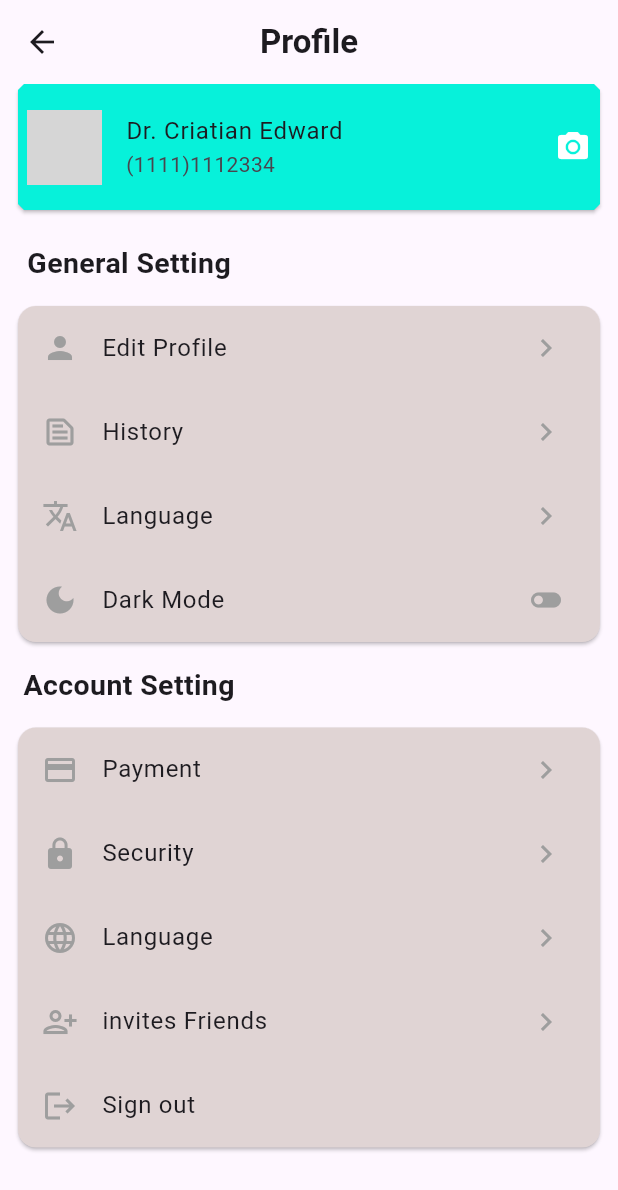
After one commit to Ajaykumaryadav-Aj/practise_ui, a Flutter app: the ProfileScreen screen opened directly, on a phone screen of 412 x 824 dp. The commit adds this screen. Shown: the top 1190 px of the screen. Run offline on Flutter 3.47's test engine with Material 2 defaults, Android fonts, the phone set to English and light mode, and no system bars; our stand-ins replace flutter_credit_card, readmore, table_calendar; network calls fail; grey boxes are pictures that could not be loaded.

Commit message:
profile screen

```diff
--- a/lib/Screens/detail_screen.dart
+++ b/lib/Screens/detail_screen.dart
@@ -11,7 +11,7 @@ class DetailScreen extends StatelessWidget {
     return Scaffold(
       appBar: AppBar(
         title: const Center(child: Text('Psychiatrist Details')),
-        leading: const BackButton(),
+        leading: const DrawerButton(),
         actions: const [Icon(Icons.more_vert)],
       ),
       body: SingleChildScrollView(
@@ -37,7 +37,8 @@ class DetailScreen extends StatelessWidget {
                           shape: BoxShape.rectangle,
                           image: const DecorationImage(
                               image: NetworkImage(
-                                  'https://cdn.create.vista.com/api/media/small/218006906/stock-photo-happy-male-doctor-medical-coat-stethoscope-neck-looking-camera-isolated'),
+                                  'https://cdn.create.vista.com/api/media/small/218006906/stock-photo-happy-male-doctor-medical-coat-stethoscope-neck-looking-camera-isolated'
+                                  ),
                               fit: BoxFit.cover),
                         ),
                       ),
--- a/lib/Screens/home_screen.dart
+++ b/lib/Screens/home_screen.dart
@@ -1,5 +1,6 @@
 import 'package:flutter/material.dart';
 import 'package:practise_ui/Screens/detail_screen.dart';
+import 'package:practise_ui/Screens/profile_screen.dart';
 
 class HomeScreen extends StatefulWidget {
   const HomeScreen({super.key});
@@ -21,7 +22,7 @@ class _HomeScreenState extends State<HomeScreen> {
     const DetailScreen(),
     const Text('assignment'),
     const Text('feed'),
-    const Text('profile')
+    const ProfileScreen()
   ];
 
   @override
--- a/lib/Screens/new_card_screen.dart
+++ b/lib/Screens/new_card_screen.dart
@@ -11,28 +11,17 @@ class NewcardScreen extends StatelessWidget {
         title: const Text('Add New Card'),
         centerTitle: true,
       ),
-      body: Column(
+      body: SingleChildScrollView(
+        child: Column(
           children: [
-          // Card(
-          //   color: const Color(0xFF090943),
-          //   shape:
-          //       BeveledRectangleBorder(borderRadius: BorderRadius.circular(5)),
-          //   child: Container(
-          //     height: 250,
-          //     width: 390,
-          //     child: const Column(
-          //       children: [],
-          //     ),
-          //   ),
-          // ),
             CreditCardWidget(
+              chipColor: Colors.yellow,
+              cardBgColor: Colors.black87,
               cardType: CardType.visa,
               isHolderNameVisible: true,
-            // obscureCardNumber: true,
               obscureCardCvv: false,
-
               labelExpiredDate: '05/24',
-            cardNumber: '123456',
+              cardNumber: 'XXXX XXXX XXXX 2340',
               expiryDate: '05/25',
               cardHolderName: 'Ajay kumar',
               cvvCode: '4050',
@@ -44,28 +33,58 @@ class NewcardScreen extends StatelessWidget {
                 cardNumberDecoration: InputDecoration(
                     border: OutlineInputBorder(
                         borderRadius: BorderRadius.circular(8)),
-                ),
+                    labelText: 'Number',
+                    hintText: 'XXXX XXXX XXXX XXXX'),
                 expiryDateDecoration: InputDecoration(
                     border: OutlineInputBorder(
                       borderRadius: BorderRadius.circular(8),
                     ),
-                ),
+                    labelText: 'Expired Date',
+                    hintText: 'XX/XX'),
                 cvvCodeDecoration: InputDecoration(
                     border: OutlineInputBorder(
                       borderRadius: BorderRadius.circular(8),
                     ),
-                ),
+                    labelText: 'CVV',
+                    hintText: 'XXX'),
                 cardHolderDecoration: InputDecoration(
                     border: OutlineInputBorder(
-                        borderRadius: BorderRadius.circular(8)))),
+                      borderRadius: BorderRadius.circular(8),
+                    ),
+                    labelText: 'Card Holder'),
+              ),
+              obscureCvv: true,
+              isHolderNameVisible: true,
+              isCardNumberVisible: true,
+              isExpiryDateVisible: true,
+              enableCvv: true,
               cardNumber: 'Card Number',
               expiryDate: 'Expire Date',
               cardHolderName: 'Card Holder Name',
               cvvCode: '8776',
               onCreditCardModelChange: (p0) {},
               formKey: GlobalKey(),
-          )
+            ),
+            const SizedBox(height: 200),
+            InkWell(
+                onTap: () {},
+                child: Container(
+                  height: 55,
+                  width: 380,
+                  alignment: Alignment.center,
+                  decoration: const BoxDecoration(
+                      borderRadius: BorderRadius.all(Radius.circular(5)),
+                      color: Colors.teal),
+                  child: const Text(
+                    ' Continue',
+                    style: TextStyle(
+                        fontWeight: FontWeight.w400,
+                        fontSize: 20,
+                        color: Colors.white),
+                  ),
+                )),
           ],
+        ),
       ),
     );
   }
--- a/lib/Screens/payment_screen.dart
+++ b/lib/Screens/payment_screen.dart
@@ -182,7 +182,7 @@ class _PaymentScreenState extends State<PaymentScreen> {
                       fontSize: 20,
                       color: Colors.white),
                 ),
-              )),
+              ),),
         ],
       ),
     );
--- /dev/null
+++ b/lib/Screens/profile_screen.dart
@@ -0,0 +1,141 @@
+import 'package:flutter/material.dart';
+
+List<Map<String, dynamic>> generallist = [
+  {
+    'icon1': Icons.person,
+    'title': 'Edit Profile',
+    'icon2': Icons.keyboard_arrow_right
+  },
+  {
+    'icon1': Icons.text_snippet_outlined,
+    'title': 'History',
+    'icon2': Icons.keyboard_arrow_right
+  },
+  {
+    'icon1': Icons.translate,
+    'title': 'Language',
+    'icon2': Icons.keyboard_arrow_right
+  },
+  {'icon1': Icons.dark_mode, 'title': 'Dark Mode', 'icon2': Icons.toggle_off}
+];
+
+List<Map<String, dynamic>> accountlist = [
+  {
+    'icon1': Icons.payment,
+    'title': 'Payment',
+    'icon2': Icons.keyboard_arrow_right
+  },
+  {
+    'icon1': Icons.lock,
+    'title': 'Security',
+    'icon2': Icons.keyboard_arrow_right
+  },
+  {
+    'icon1': Icons.language,
+    'title': 'Language',
+    'icon2': Icons.keyboard_arrow_right
+  },
+  {
+    'icon1': Icons.person_add_alt,
+    'title': 'invites Friends',
+    'icon2': Icons.keyboard_arrow_right
+  },
+  {
+    'icon1': Icons.logout,
+    'title': 'Sign out',
+  }
+];
+
+class ProfileScreen extends StatelessWidget {
+  const ProfileScreen({super.key});
+
+  @override
+  Widget build(BuildContext context) {
+    return Scaffold(
+      appBar: AppBar(
+          title: const Text(
+            'Profile',
+            style: TextStyle(fontWeight: FontWeight.bold),
+          ),
+          centerTitle: true),
+      body: Column(
+        children: [
+          Card(
+            color: const Color.fromARGB(255, 7, 241, 218),
+            margin: const EdgeInsets.only(left: 12, right: 12),
+            shape:
+                BeveledRectangleBorder(borderRadius: BorderRadius.circular(4)),
+            child: ListTile(
+              contentPadding: const EdgeInsets.all(6),
+              leading: Container(
+                height: 50,
+                width: 50,
+                decoration: BoxDecoration(
+                  image: const DecorationImage(
+                      image: NetworkImage(
+                          'https://cdn.create.vista.com/api/media/small/218006906/stock-photo-happy-male-doctor-medical-coat-stethoscope-neck-looking-camera-isolated'),
+                      fit: BoxFit.cover),
+                  borderRadius: BorderRadius.circular(10),
+                ),
+              ),
+              title: const Text('Dr. Criatian Edward'),
+              subtitle: const Text('(1111)1112334'),
+              trailing: const Icon(
+                Icons.camera_alt,
+                color: Colors.white,
+              ),
+            ),
+          ),
+          const Padding(
+            padding: EdgeInsets.only(top: 22, right: 240),
+            child: Text(
+              'General Setting',
+              style: TextStyle(fontWeight: FontWeight.bold, fontSize: 19),
+            ),
+          ),
+          const SizedBox(height: 15),
+          Card(
+            margin: const EdgeInsets.only(left: 12, right: 12),
+            color: const Color.fromARGB(255, 224, 212, 212),
+            child: ListView.builder(
+              shrinkWrap: true,
+              itemCount: generallist.length,
+              itemBuilder: (context, index) {
+                return ListTile(
+                  iconColor: Colors.grey,
+                  leading: Icon(generallist[index]['icon1']),
+                  title: Text(generallist[index]['title']),
+                  trailing: Icon(generallist[index]['icon2']),
+                );
+              },
+            ),
+          ),
+          const Padding(
+            padding: EdgeInsets.only(top: 15, right: 240),
+            child: Text(
+              'Account Setting',
+              style: TextStyle(fontWeight: FontWeight.bold, fontSize: 19),
+            ),
+          ),
+          const SizedBox(height: 15),
+          Card(
+            margin: const EdgeInsets.only(left: 12, right: 12),
+            color: const Color.fromARGB(255, 224, 212, 212),
+            child: ListView.builder(
+              shrinkWrap: true,
+              itemCount: accountlist.length,
+              itemBuilder: (context, index) {
+                return ListTile(
+                  iconColor: Colors.grey,
+                  leading: Icon(accountlist[index]['icon1']),
+                  title: Text(accountlist[index]['title']),
+                  trailing: Icon(accountlist[index]['icon2']),
+                );
+              },
+            ),
+          ),
+        ],
+      ),
+    );
+  }
+}
```
Lines whose indentation alone changed are shown as unchanged.
